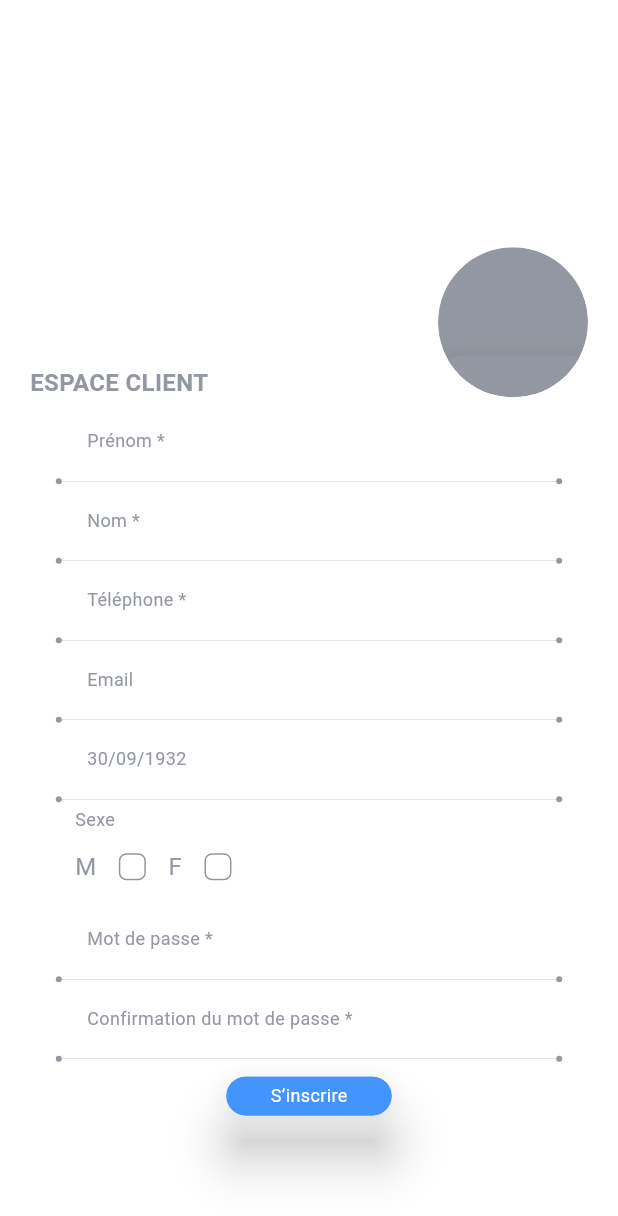
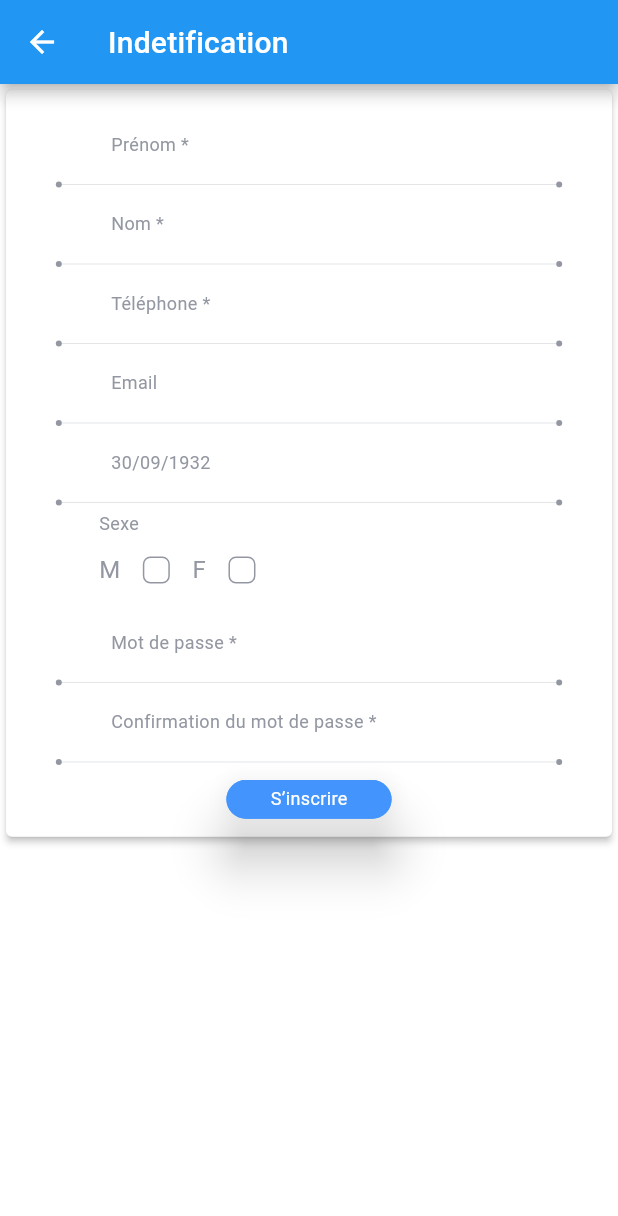
Before and after one commit to chizakasipascal/rago, a Flutter app: the RegisterEmail screen opened by its route, on a phone screen of 412 x 824 dp. Shown: the top 1216 px of the screen. Run offline on Flutter 3.47's test engine with Material 2 defaults, Android fonts, the phone set to English and light mode, and no system bars; our stand-ins replace flutter_svg, google_fonts, lottie.

Commit message:
reoganisation du code email registre identification

```diff
--- a/lib/src/views/screens/singin/email/registeremail.dart
+++ b/lib/src/views/screens/singin/email/registeremail.dart
@@ -48,6 +48,9 @@ class _RegisterEmailState extends State<RegisterEmail> {
     final isKeyboard = MediaQuery.of(context).viewInsets.bottom != 0;
     final size = MediaQuery.of(context).size;
     return Scaffold(
+      appBar: AppBar(
+        title: const Text("Indetification"),
+      ),
       body: NotificationListener<ScrollNotification>(
         onNotification: (scrollNotification) {
           if (scrollNotification is ScrollStartNotification) {
@@ -62,82 +65,12 @@ class _RegisterEmailState extends State<RegisterEmail> {
         child: SingleChildScrollView(
           physics: const BouncingScrollPhysics(),
           controller: _controller,
+          child: Card(
+            elevation: 2.0,
             child: Padding(
-            padding: EdgeInsets.only(top: !isKeyboard ? size.height / 5 : 0),
+              padding: const EdgeInsets.all(12.0),
               child: Column(
                 children: [
-                Padding(
-                  padding: const EdgeInsets.only(
-                    left: 20.0,
-                    right: 20.0,
-                    bottom: 5,
-                  ),
-                  child: Row(
-                    crossAxisAlignment: CrossAxisAlignment.end,
-                    children: [
-                      Text(
-                        'ESPACE CLIENT',
-                        style: themeData.textTheme.bodyText2!.copyWith(
-                            fontSize: 16, fontWeight: FontWeight.bold),
-                      ),
-                      const Spacer(),
-                      ClipRRect(
-                        borderRadius: BorderRadius.circular(100),
-                        child: Container(
-                          height: 100,
-                          width: 100,
-                          decoration: BoxDecoration(
-                            color: kGreyColor,
-                            // image: const DecorationImage(
-                            //   image: AssetImage(Assets.user),
-                            //   fit: BoxFit.cover,
-                            // ),
-                            border: Border.all(color: kGreyColor, width: 2),
-                            shape: BoxShape.circle,
-                          ),
-                          child: Stack(
-                            children: [
-                              Positioned(
-                                bottom: 0,
-                                child: SizedBox(
-                                  width: 100,
-                                  child: RagoButtom(
-                                    onPressed: () {
-                                      debugPrint('Editer');
-                                    },
-                                    colortextStyle: kGreyColor,
-                                    descriprion: "Editer",
-                                    style: Theme.of(context)
-                                        .elevatedButtonTheme
-                                        .style!
-                                        .copyWith(
-                                          backgroundColor:
-                                              MaterialStateProperty.all(
-                                                  kGreyColor),
-                                          side: MaterialStateProperty.all(
-                                            const BorderSide(
-                                              color: Colors.transparent,
-                                              width: 2,
-                                            ),
-                                          ),
-                                          foregroundColor:
-                                              MaterialStateProperty.all(
-                                                  kWhiteColor),
-                                          overlayColor:
-                                              MaterialStateProperty.all(
-                                            kGreyColor.withOpacity(.5),
-                                          ),
-                                        ),
-                                  ),
-                                ),
-                              ),
-                            ],
-                          ),
-                        ),
-                      )
-                    ],
-                  ),
-                ),
                   // LineWithCircleRoundConer(isEmptyOne: true, size: size),
                   TextFieldCustomer(
                     label: "Prénom *",
@@ -219,10 +152,10 @@ class _RegisterEmailState extends State<RegisterEmail> {
                                     .copyWith(fontSize: 16),
                               ),
                               Checkbox(
-                              fillColor:
-                                  MaterialStateProperty.all(Colors.transparent),
-                              side:
-                                  MaterialStateBorderSide.resolveWith((states) {
+                                fillColor: MaterialStateProperty.all(
+                                    Colors.transparent),
+                                side: MaterialStateBorderSide.resolveWith(
+                                    (states) {
                                   if (states.contains(MaterialState.pressed)) {
                                     return const BorderSide(color: kRago);
                                   } else {
@@ -246,10 +179,10 @@ class _RegisterEmailState extends State<RegisterEmail> {
                                     .copyWith(fontSize: 16),
                               ),
                               Checkbox(
-                              fillColor:
-                                  MaterialStateProperty.all(Colors.transparent),
-                              side:
-                                  MaterialStateBorderSide.resolveWith((states) {
+                                fillColor: MaterialStateProperty.all(
+                                    Colors.transparent),
+                                side: MaterialStateBorderSide.resolveWith(
+                                    (states) {
                                   if (states.contains(MaterialState.pressed)) {
                                     return const BorderSide(color: kRago);
                                   } else {
@@ -306,8 +239,10 @@ class _RegisterEmailState extends State<RegisterEmail> {
                       Navigator.pushNamed(context, Routes.page);
                     },
                     descriprion: "S’inscrire",
-                  style: Theme.of(context).elevatedButtonTheme.style!.copyWith(
-                        foregroundColor: MaterialStateProperty.all(kWhiteColor),
+                    style:
+                        Theme.of(context).elevatedButtonTheme.style!.copyWith(
+                              foregroundColor:
+                                  MaterialStateProperty.all(kWhiteColor),
                               overlayColor: MaterialStateProperty.all(
                                 kGreyColor.withOpacity(.5),
                               ),
@@ -318,6 +253,7 @@ class _RegisterEmailState extends State<RegisterEmail> {
             ),
           ),
         ),
+      ),
     );
   }
 }
```
Lines whose indentation alone changed are shown as unchanged.
